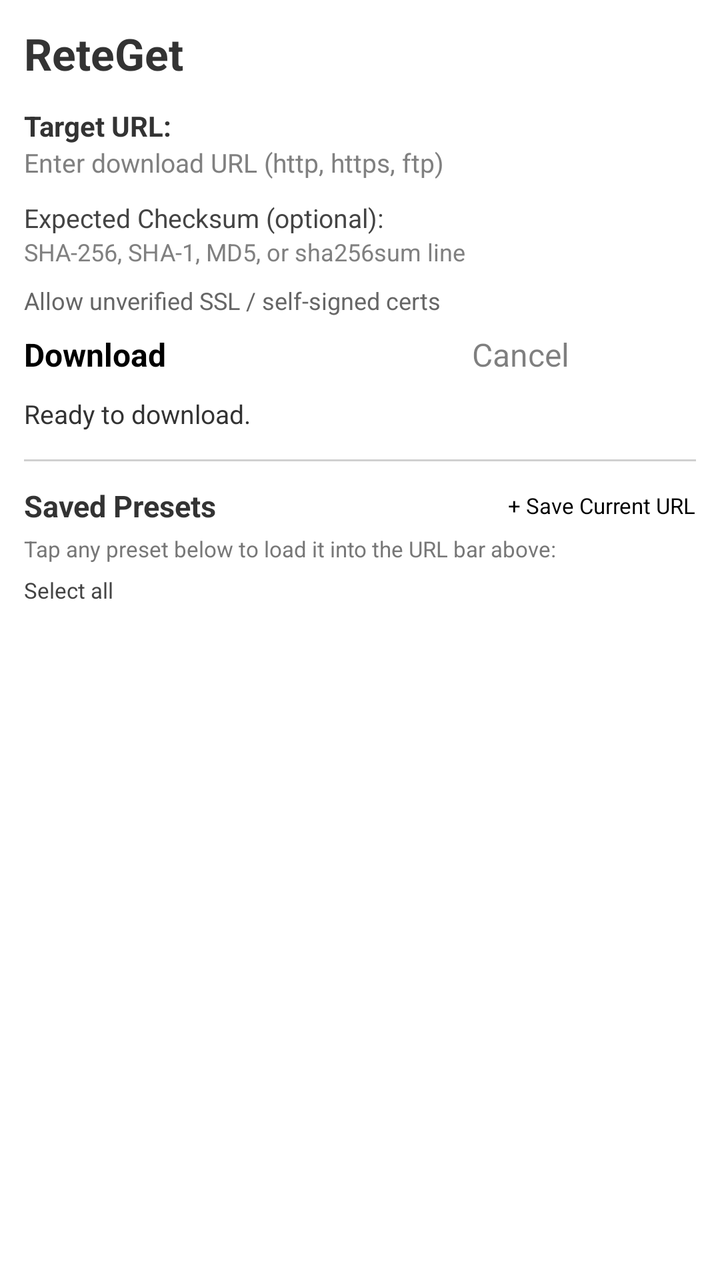
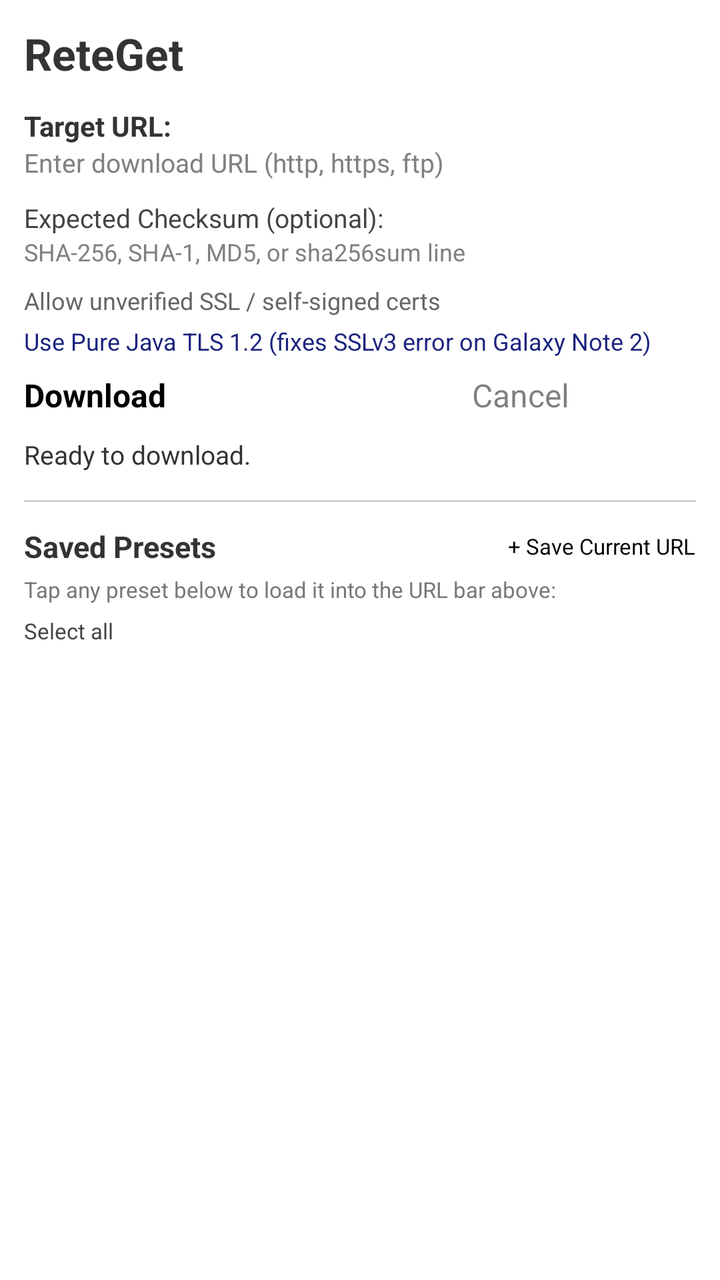

The first picture is an Android layout as it rendered before a commit; the second is the same layout after the commit. The layout source and the unified diff follow.
<!-- AndroidManifest.xml: application theme android:Theme.Light.NoTitleBar -->
<!-- res/layout/activity_main.xml -->
<?xml version="1.0" encoding="utf-8"?>
<ScrollView xmlns:android="http://schemas.android.com/apk/res/android"
    android:id="@+id/scroll_view"
    android:layout_width="fill_parent"
    android:layout_height="fill_parent"
    android:fillViewport="true">

    <LinearLayout
        android:layout_width="fill_parent"
        android:layout_height="wrap_content"
        android:orientation="vertical"
        android:padding="12dp">

        <TextView
            android:layout_width="fill_parent"
            android:layout_height="wrap_content"
            android:text="@string/app_name"
            android:textSize="22sp"
            android:textStyle="bold"
            android:textColor="#333333"
            android:paddingBottom="8dp" />

        <TextView
            android:layout_width="fill_parent"
            android:layout_height="wrap_content"
            android:text="@string/target_url"
            android:textSize="14sp"
            android:textStyle="bold"
            android:textColor="#333333"
            android:paddingTop="4dp" />

        <EditText
            android:id="@+id/edit_url"
            android:layout_width="fill_parent"
            android:layout_height="wrap_content"
            android:hint="@string/url_hint"
            android:singleLine="false"
            android:maxLines="4"
            android:textSize="13sp"
            android:layout_marginBottom="8dp" />

        
        <LinearLayout
            android:id="@+id/layout_variables"
            android:layout_width="fill_parent"
            android:layout_height="wrap_content"
            android:orientation="vertical"
            android:layout_marginBottom="10dp"
            android:visibility="gone">

            <TextView
                android:layout_width="fill_parent"
                android:layout_height="wrap_content"
                android:text="@string/lbl_templates"
                android:textSize="13sp"
                android:textStyle="bold"
                android:textColor="#006699"
                android:paddingBottom="4dp" />

            <LinearLayout
                android:id="@+id/variables_fields"
                android:layout_width="fill_parent"
                android:layout_height="wrap_content"
                android:orientation="vertical" />

            <TextView
                android:id="@+id/txt_resolved_preview"
                android:layout_width="fill_parent"
                android:layout_height="wrap_content"
                android:textSize="11sp"
                android:textColor="#555555"
                android:paddingTop="4dp" />
        </LinearLayout>

        
        <TextView
            android:layout_width="fill_parent"
            android:layout_height="wrap_content"
            android:text="@string/lbl_checksum"
            android:textSize="13sp"
            android:textColor="#444444"
            android:paddingTop="2dp" />

        <LinearLayout
            android:layout_width="fill_parent"
            android:layout_height="wrap_content"
            android:orientation="horizontal"
            android:layout_marginBottom="8dp">

            <EditText
                android:id="@+id/edit_expected_checksum"
                android:layout_width="0dp"
                android:layout_height="wrap_content"
                android:layout_weight="1"
                android:hint="@string/checksum_hint"
                android:singleLine="true"
                android:textSize="12sp" />

            <Button
                android:id="@+id/btn_clear_checksum"
                android:layout_width="wrap_content"
                android:layout_height="wrap_content"
                android:text="@string/btn_clear"
                android:textSize="11sp"
                android:visibility="gone" />
        </LinearLayout>

        <CheckBox
            android:id="@+id/chk_insecure_ssl"
            android:layout_width="fill_parent"
            android:layout_height="wrap_content"
            android:text="@string/chk_insecure"
            android:textSize="12sp"
            android:textColor="#666666"
            android:layout_marginBottom="8dp" />

        <LinearLayout
            android:layout_width="fill_parent"
            android:layout_height="wrap_content"
            android:orientation="horizontal"
            android:layout_marginBottom="10dp">

            <Button
                android:id="@+id/btn_download"
                android:layout_width="0dp"
                android:layout_height="wrap_content"
                android:layout_weight="2"
                android:text="@string/btn_download"
                android:textStyle="bold" />

            <Button
                android:id="@+id/btn_cancel"
                android:layout_width="0dp"
                android:layout_height="wrap_content"
                android:layout_weight="1"
                android:text="@string/btn_cancel"
                android:enabled="false" />
        </LinearLayout>

        <ProgressBar
            android:id="@+id/progress_bar"
            style="?android:attr/progressBarStyleHorizontal"
            android:layout_width="fill_parent"
            android:layout_height="wrap_content"
            android:max="100"
            android:progress="0"
            android:visibility="gone"
            android:layout_marginBottom="6dp" />

        <TextView
            android:id="@+id/txt_progress_details"
            android:layout_width="fill_parent"
            android:layout_height="wrap_content"
            android:textSize="12sp"
            android:textColor="#666666"
            android:visibility="gone"
            android:layout_marginBottom="6dp" />

        <TextView
            android:id="@+id/txt_status"
            android:layout_width="fill_parent"
            android:layout_height="wrap_content"
            android:text="@string/status_idle"
            android:textSize="13sp"
            android:textColor="#333333"
            android:paddingBottom="6dp" />

        
        <LinearLayout
            android:id="@+id/layout_checksum_result"
            android:layout_width="fill_parent"
            android:layout_height="wrap_content"
            android:orientation="vertical"
            android:background="#f0f4f8"
            android:padding="8dp"
            android:layout_marginBottom="8dp"
            android:visibility="gone">

            <TextView
                android:id="@+id/txt_checksum_result"
                android:layout_width="fill_parent"
                android:layout_height="wrap_content"
                android:textSize="12sp"
                android:textColor="#222222"
                android:paddingBottom="6dp" />

            <LinearLayout
                android:layout_width="fill_parent"
                android:layout_height="wrap_content"
                android:orientation="horizontal">

                <Button
                    android:id="@+id/btn_copy_hash"
                    android:layout_width="0dp"
                    android:layout_height="wrap_content"
                    android:layout_weight="1"
                    android:text="@string/btn_copy_hash"
                    android:textSize="11sp" />

                <Button
                    android:id="@+id/btn_verify_hash"
                    android:layout_width="0dp"
                    android:layout_height="wrap_content"
                    android:layout_weight="1"
                    android:text="@string/btn_verify_hash"
                    android:textSize="11sp" />
            </LinearLayout>
        </LinearLayout>

        
        <LinearLayout
            android:id="@+id/layout_signature_result"
            android:layout_width="fill_parent"
            android:layout_height="wrap_content"
            android:orientation="vertical"
            android:background="#f5f7f9"
            android:padding="8dp"
            android:layout_marginBottom="8dp"
            android:visibility="gone">

            <TextView
                android:layout_width="fill_parent"
                android:layout_height="wrap_content"
                android:text="@string/lbl_signature"
                android:textSize="12sp"
                android:textStyle="bold"
                android:textColor="#333333"
                android:paddingBottom="4dp" />

            <TextView
                android:id="@+id/txt_signature_result"
                android:layout_width="fill_parent"
                android:layout_height="wrap_content"
                android:textSize="12sp"
                android:textColor="#222222"
                android:paddingBottom="6dp" />

            <Button
                android:id="@+id/btn_copy_cert"
                android:layout_width="wrap_content"
                android:layout_height="wrap_content"
                android:text="@string/btn_copy_cert"
                android:textSize="11sp" />
        </LinearLayout>

        <Button
            android:id="@+id/btn_install"
            android:layout_width="fill_parent"
            android:layout_height="wrap_content"
            android:text="@string/btn_install"
            android:textStyle="bold"
            android:visibility="gone"
            android:layout_marginBottom="14dp" />

        
        <View
            android:layout_width="fill_parent"
            android:layout_height="1dp"
            android:background="#d0d0d0"
            android:layout_marginTop="8dp"
            android:layout_marginBottom="12dp" />

        
        <LinearLayout
            android:id="@+id/layout_presets_section"
            android:layout_width="fill_parent"
            android:layout_height="wrap_content"
            android:orientation="vertical">

            <LinearLayout
                android:layout_width="fill_parent"
                android:layout_height="wrap_content"
                android:orientation="horizontal"
                android:gravity="center_vertical"
                android:layout_marginBottom="4dp">

                <TextView
                    android:layout_width="0dp"
                    android:layout_height="wrap_content"
                    android:layout_weight="1"
                    android:text="@string/lbl_presets_title"
                    android:textSize="15sp"
                    android:textStyle="bold"
                    android:textColor="#333333" />

                <Button
                    android:id="@+id/btn_add_preset"
                    android:layout_width="wrap_content"
                    android:layout_height="wrap_content"
                    android:text="@string/btn_add_preset"
                    android:textSize="11sp" />
            </LinearLayout>

            <TextView
                android:layout_width="fill_parent"
                android:layout_height="wrap_content"
                android:text="@string/lbl_presets_hint"
                android:textSize="11sp"
                android:textColor="#777777"
                android:layout_marginBottom="6dp" />

            
            <LinearLayout
                android:id="@+id/layout_preset_batch"
                android:layout_width="fill_parent"
                android:layout_height="wrap_content"
                android:orientation="horizontal"
                android:gravity="center_vertical"
                android:layout_marginBottom="6dp">

                <CheckBox
                    android:id="@+id/chk_preset_select_all"
                    android:layout_width="wrap_content"
                    android:layout_height="wrap_content"
                    android:text="@string/chk_select_all"
                    android:textSize="11sp"
                    android:textColor="#444444" />

                <View
                    android:layout_width="0dp"
                    android:layout_height="1dp"
                    android:layout_weight="1" />

                <Button
                    android:id="@+id/btn_delete_selected"
                    android:layout_width="wrap_content"
                    android:layout_height="wrap_content"
                    android:text="@string/btn_delete_selected"
                    android:textSize="11sp"
                    android:textColor="#cc0000"
                    android:visibility="gone" />
            </LinearLayout>

            <TextView
                android:id="@+id/txt_no_presets"
                android:layout_width="fill_parent"
                android:layout_height="wrap_content"
                android:text="@string/no_presets_msg"
                android:textSize="12sp"
                android:textColor="#888888"
                android:visibility="gone"
                android:padding="8dp" />

            
            <LinearLayout
                android:id="@+id/layout_presets_list"
                android:layout_width="fill_parent"
                android:layout_height="wrap_content"
                android:orientation="vertical" />
        </LinearLayout>

    </LinearLayout>
</ScrollView>
<!-- resources referenced by this layout -->
<resources>
  <string name="app_name">ReteGet</string>
  <string name="btn_add_preset">+ Save Current URL</string>
  <string name="btn_cancel">Cancel</string>
  <string name="btn_clear">Clear</string>
  <string name="btn_copy_cert">Copy Cert SHA-256</string>
  <string name="btn_copy_hash">Copy Hash</string>
  <string name="btn_delete_selected">Delete Selected (%1$d)</string>
  <string name="btn_download">Download</string>
  <string name="btn_install">Install APK</string>
  <string name="btn_verify_hash">Verify Hash…</string>
  <string name="checksum_hint">SHA-256, SHA-1, MD5, or sha256sum line</string>
  <string name="chk_insecure">Allow unverified SSL / self-signed certs</string>
  <string name="chk_select_all">Select all</string>
  <string name="lbl_checksum">Expected Checksum (optional):</string>
  <string name="lbl_presets_hint">Tap any preset below to load it into the URL bar above:</string>
  <string name="lbl_presets_title">Saved Presets</string>
  <string name="lbl_signature">APK Signature &amp; Author:</string>
  <string name="lbl_templates">Template Variables:</string>
  <string name="no_presets_msg">No presets saved yet. Enter a URL above and tap \'+ Save Current URL\'.</string>
  <string name="status_idle">Ready to download.</string>
  <string name="target_url">Target URL:</string>
  <string name="url_hint">Enter download URL (http, https, ftp)</string>
</resources>

<!-- the commit's change to res/layout/activity_main.xml (unified diff, before → after) -->
@@ -112,6 +112,15 @@
             android:text="@string/chk_insecure"
             android:textSize="12sp"
             android:textColor="#666666"
+            android:layout_marginBottom="4dp" />
+
+        <CheckBox
+            android:id="@+id/chk_pure_tls"
+            android:layout_width="fill_parent"
+            android:layout_height="wrap_content"
+            android:text="@string/chk_pure_tls"
+            android:textSize="12sp"
+            android:textColor="#1a237e"
             android:layout_marginBottom="8dp" />
 
         <LinearLayout
<!-- resource entries referenced after the edit -->
@@ -12,6 +12,7 @@
   <string name="btn_verify_hash">Verify Hash…</string>
   <string name="checksum_hint">SHA-256, SHA-1, MD5, or sha256sum line</string>
   <string name="chk_insecure">Allow unverified SSL / self-signed certs</string>
+  <string name="chk_pure_tls">Use Pure Java TLS 1.2 (fixes SSLv3 error on Galaxy Note 2)</string>
   <string name="chk_select_all">Select all</string>
   <string name="lbl_checksum">Expected Checksum (optional):</string>
   <string name="lbl_presets_hint">Tap any preset below to load it into the URL bar above:</string>
